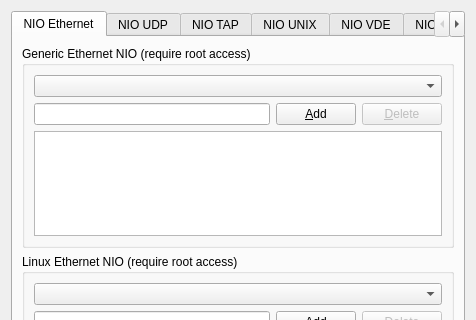
Old version of the form src/GNS3/Ui/ConfigurationPages/Form_CloudPage.ui in the repository GNS3/gns3-legacy; both pictures show x 0 to 476 and y 0 to 320 of the 476 by 494 pixel window.
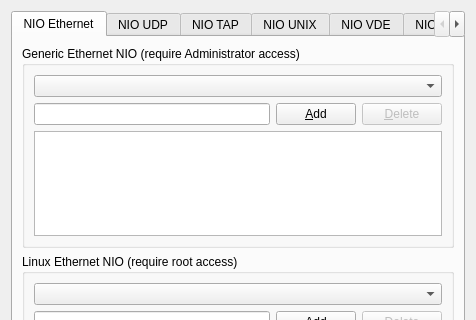
New version of the form.

The edit to the form file:
```diff
--- a/src/GNS3/Ui/ConfigurationPages/Form_CloudPage.ui
+++ b/src/GNS3/Ui/ConfigurationPages/Form_CloudPage.ui
@@ -26,7 +26,7 @@
        <item>
         <widget class="QGroupBox" name="groupBox" >
          <property name="title" >
-          <string>Generic Ethernet NIO (require root access)</string>
+          <string>Generic Ethernet NIO (require Administrator access)</string>
          </property>
          <layout class="QGridLayout" >
           <item row="0" column="0" colspan="3" >
```
